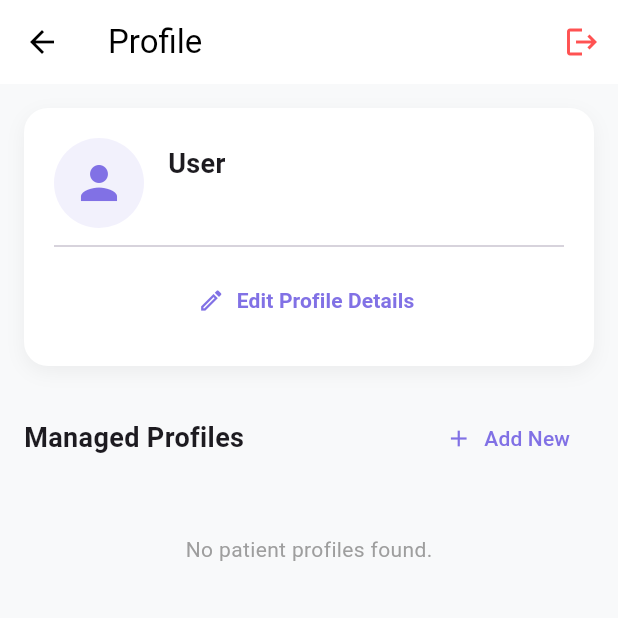
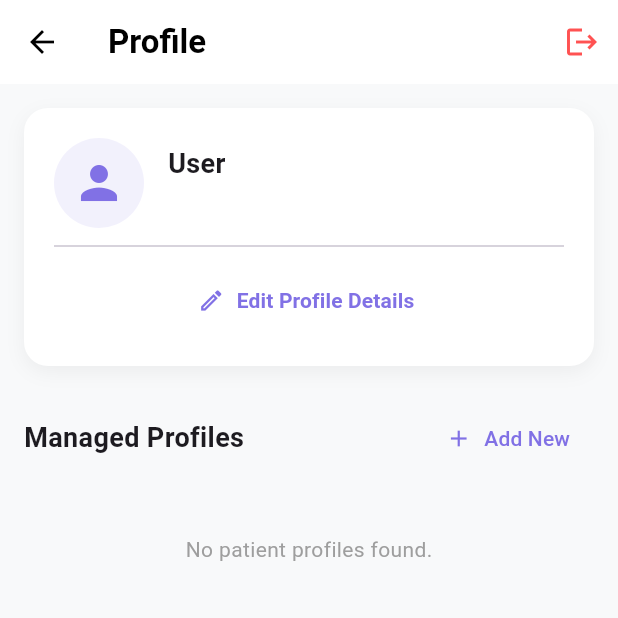
Before and after one commit to sasjess/Mediqueue-Smart-Doctor-Appointment-and-Queue-Management-Mobile-Application, a Flutter app: the PatientProfilePage screen opened directly, on a phone screen of 412 x 824 dp, the top half of it. Run offline on Flutter 3.47's test engine with Material 3 defaults, Android fonts, the phone set to English and light mode, and no system bars; our stand-ins replace qr_flutter, sqflite, supabase_flutter; missing offline and left inert: mobile_scanner; accounts and stored records are empty.

Commit message:
add styles to pages

```diff
--- a/lib/pages/doctor_management_page.dart
+++ b/lib/pages/doctor_management_page.dart
@@ -1377,7 +1377,7 @@ class _DoctorManagementPageState extends State<DoctorManagementPage> {
                           ),
                           SizedBox(height: 4),
                           Text(
-                            'Create, update, and manage doctor profiles with the same polished flow as the patient experience.',
+                            'Create, update, and manage doctor profiles',
                             style: TextStyle(
                               fontSize: 13,
                               color: Color(0xFF6B7280),
--- a/lib/pages/patient_profile_page.dart
+++ b/lib/pages/patient_profile_page.dart
@@ -299,7 +299,10 @@ class _PatientProfilePageState extends State<PatientProfilePage> {
     return Scaffold(
       backgroundColor: const Color(0xFFF8F9FA),
       appBar: AppBar(
-        title: Text(isStaff ? 'Staff Profile' : 'Profile'),
+        title: Text(
+          isStaff ? 'Staff Profile' : 'Profile',
+          style: const TextStyle(fontWeight: FontWeight.bold),
+        ),
         backgroundColor: Colors.white,
         foregroundColor: Colors.black,
         elevation: 0,
```
